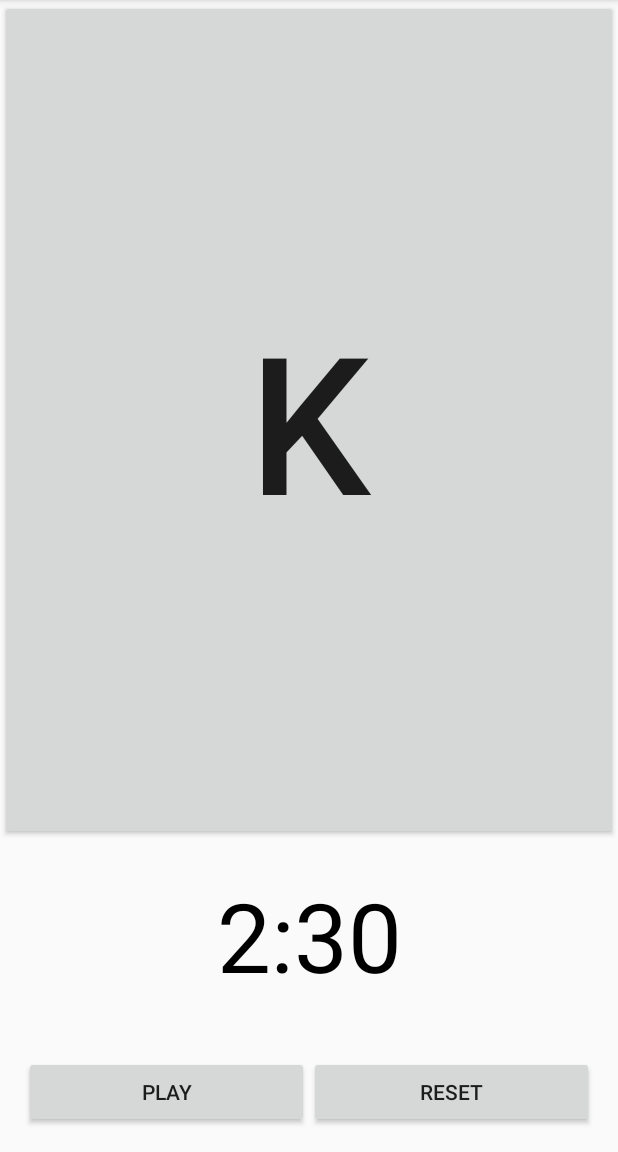
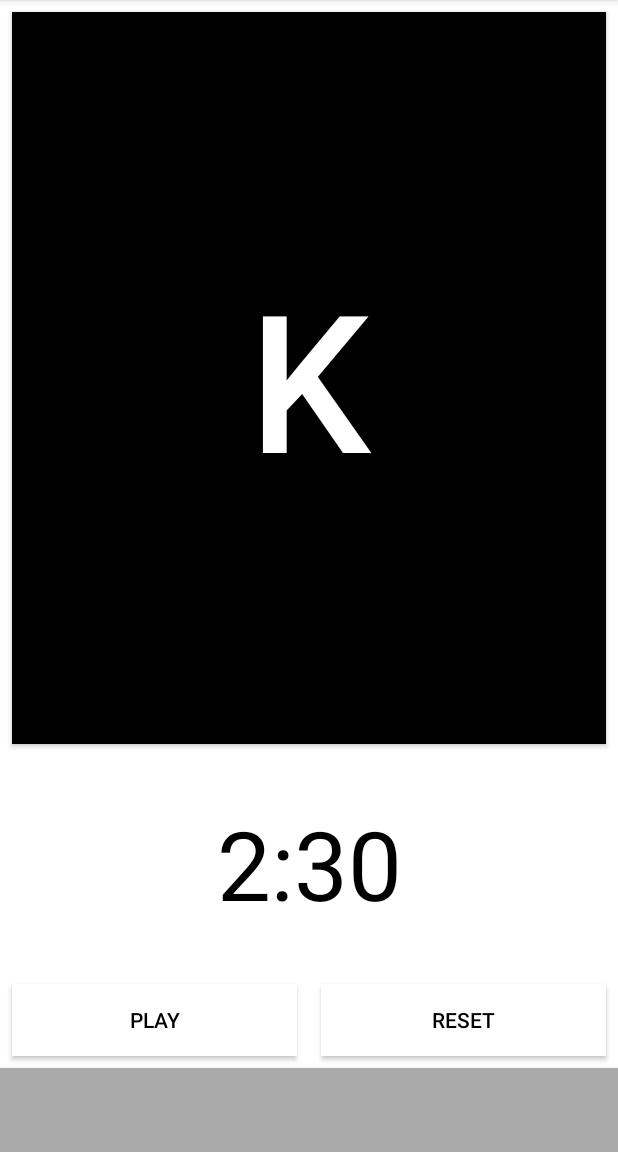
Before and after one commit to ahugenb333/ScatTools, an Android app: the screen it shows after launch (MainActivity), on a phone screen of 412 x 824 dp, the part 84-1236 px from its top. Run offline under Robolectric (Android 15) with nearby library versions, the phone set to English and light mode, and no system bars.

Commit message:
reading file

```diff
--- a/app/src/main/res/layout/activity_list.xml
+++ b/app/src/main/res/layout/activity_list.xml
@@ -50,4 +50,10 @@
             android:layout_weight="1"
             android:text="Reset"/>
     </LinearLayout>
+
+    <android.support.v7.widget.RecyclerView
+        android:id="@+id/category_list"
+        android:layout_width="match_parent"
+        android:layout_height="match_parent">
+    </android.support.v7.widget.RecyclerView>
 </LinearLayout>
--- a/app/src/main/res/layout/activity_main.xml
+++ b/app/src/main/res/layout/activity_main.xml
@@ -6,12 +6,17 @@
     android:layout_width="match_parent"
     android:layout_height="match_parent"
     android:layout_gravity="center"
+    android:background="@android:color/white"
     android:orientation="vertical"
     tools:context="com.hugey.scattools.MainActivity">
 
     <Button
         android:id="@+id/btn_go"
         android:layout_width="match_parent"
+        android:layout_margin="8dp"
+
+        android:textColor="@android:color/white"
+        android:background="@android:color/black"
         android:layout_height="0dp"
         android:layout_weight="2"
         android:gravity="center"
@@ -20,7 +25,9 @@
 
     <TextView
         android:id="@+id/tv_timer"
+        android:background="@android:color/white"
         android:layout_width="match_parent"
+        android:layout_margin="8dp"
         android:layout_height="128dp"
         android:gravity="center"
         android:textColor="@android:color/black"
@@ -31,14 +38,13 @@
         android:layout_width="match_parent"
         android:layout_height="wrap_content"
         android:gravity="end"
-        android:paddingBottom="@dimen/activity_vertical_margin"
-        android:paddingLeft="@dimen/activity_horizontal_margin"
-        android:paddingRight="@dimen/activity_horizontal_margin"
-        android:paddingTop="@dimen/activity_vertical_margin"
         android:orientation="horizontal">
         <Button
             android:id="@+id/btn_play"
             android:layout_width="0dp"
+            android:layout_margin="8dp"
+            android:textColor="@android:color/black"
+            android:background="@android:color/white"
             android:layout_height="match_parent"
             android:layout_weight="1"
             android:text="Play"
@@ -47,9 +53,27 @@
         <Button
             android:id="@+id/btn_reset"
             android:layout_width="0dp"
+            android:layout_margin="8dp"
+            android:textColor="@android:color/black"
+            android:background="@android:color/white"
             android:layout_height="match_parent"
             android:layout_weight="1"
             android:text="Reset"
             tools:text="pause"/>
     </LinearLayout>
+
+    <android.support.design.widget.BottomNavigationView
+        android:layout_width="match_parent"
+        android:layout_height="56dp"
+        android:background="@android:color/darker_gray">
+        <LinearLayout
+            android:layout_width="match_parent"
+            android:layout_height="match_parent">
+
+
+
+
+        </LinearLayout>
+    </android.support.design.widget.BottomNavigationView>
+
 </LinearLayout>
--- a/build.gradle
+++ b/build.gradle
@@ -5,7 +5,7 @@ buildscript {
         jcenter()
     }
     dependencies {
-        classpath 'com.android.tools.build:gradle:2.2.0'
+        classpath 'com.android.tools.build:gradle:2.3.0-alpha2'
 
         // NOTE: Do not place your application dependencies here; they belong
         // in the individual module build.gradle files
```
Also changed, not shown: app/build.gradle (+11 -4 lines), app/src/main/java/com/hugey/scattools/Category.java (added, +77 -0 lines), app/src/main/java/com/hugey/scattools/ListActivity.java (+38 -0 lines), 1 other file.
